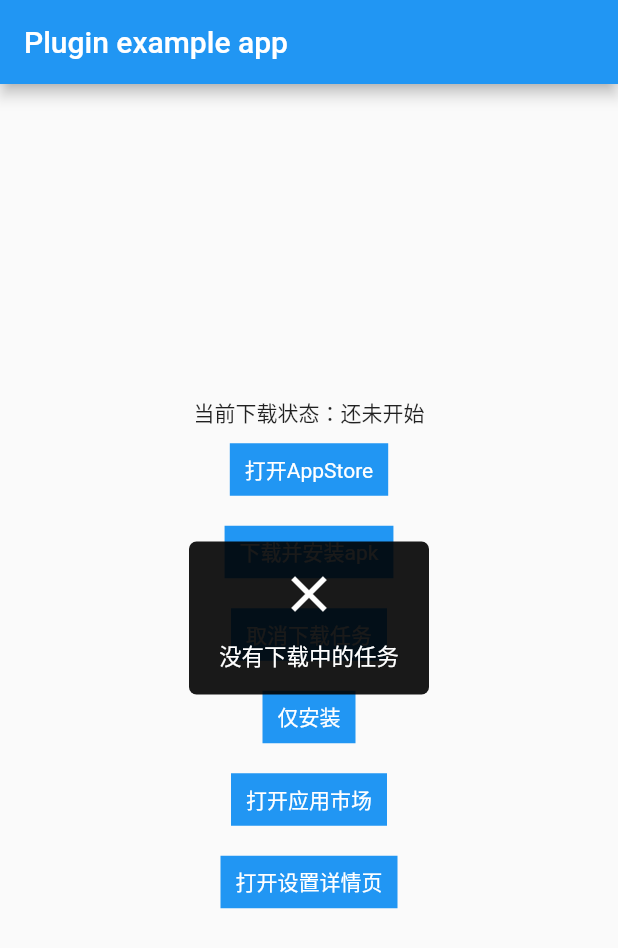
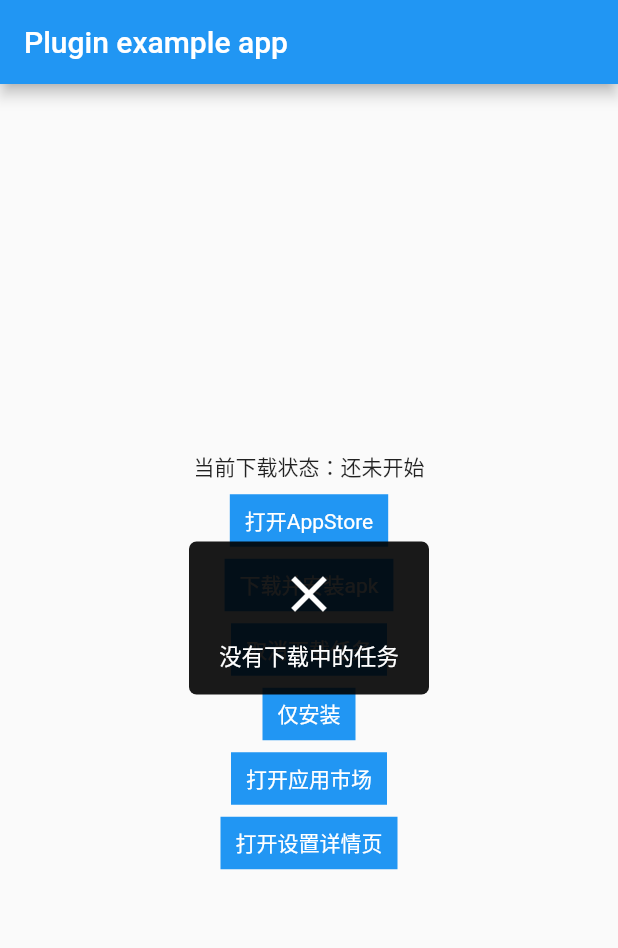
Before and after one commit to gfslx999/easy_app_installer, a Flutter app: the screen it shows after launch, after a tap on "取消下载任务", on a phone screen of 412 x 824 dp. Shown: the top 948 px of the screen. Run offline on Flutter 3.47's test engine with Material 2 defaults, Android fonts, the phone set to English and light mode, and no system bars; our stand-ins replace flutter_easyloading; missing offline and left inert: just_debounce_it.

Commit message:
测试提交

```diff
--- a/example/lib/debounce_button.dart
+++ /dev/null
@@ -1,77 +0,0 @@
-
-import 'package:flutter/material.dart';
-
-/// 用于防止重复点击的按钮
-class DebounceButton extends StatefulWidget {
-  const DebounceButton({
-    Key? key,
-    required this.child,
-    required this.onClickListener,
-    this.intervelMillSeconds = 1000,
-    this.margin,
-  }) : super(key: key);
-
-  /// 子控件，不要在子控件内处理点击事件，请使用 [onClickListener]
-  final Widget child;
-  /// 点击回调
-  final VoidCallback onClickListener;
-  /// 间隔时长，单位：毫秒
-  final int intervelMillSeconds;
-  final EdgeInsetsGeometry? margin;
-
-  @override
-  State<DebounceButton> createState() => _DebounceButtonState();
-}
-
-class _DebounceButtonState extends State<DebounceButton> {
-  // 上次点击生效的时间
-  int _currentLastTakeEffectClickTime = 0;
-
-  @override
-  Widget build(BuildContext context) {
-    return Container(
-      margin: widget.margin ?? const EdgeInsets.symmetric(vertical: 10),
-      child: InkWell(
-        splashFactory: NoSplash.splashFactory,
-        onTap: () {
-          //todo 排查为何两个组件点击会受到影响
-          print("gfs before _currentLastTakeEffectClickTime: $_currentLastTakeEffectClickTime");
-          _currentLastTakeEffectClickTime = preventDoubleClick(
-              widget.onClickListener,
-              intervelMillSeconds: widget.intervelMillSeconds,
-              lastTakeEffectClickTime: _currentLastTakeEffectClickTime
-          );
-          print("gfs after _currentLastTakeEffectClickTime: $_currentLastTakeEffectClickTime");
-        },
-        child: widget.child,
-      ),
-    );
-  }
-}
-
-/// 上次点击生效的时间
-int _lastTakeEffectClickTime = 0;
-
-/// 防止重复点击
-///
-/// [func] 要执行的方法
-/// [intervelMillSeconds] 防止重复点击的间隔
-/// [lastTakeEffectClickTime] 用于自己定义上次点击生效的时间，无需传递此值
-int preventDoubleClick(VoidCallback func,{
-  required int intervelMillSeconds,
-  int? lastTakeEffectClickTime
-}) {
-  final currentTime = DateTime.now().millisecondsSinceEpoch;
-  // 获取上次点击生效的时间
-  int useLastTakeEffectClickTime = lastTakeEffectClickTime ?? _lastTakeEffectClickTime;
-  // 判断当前时间与上次点击时间是否已经大于了指定间隔
-  if (currentTime - useLastTakeEffectClickTime >= intervelMillSeconds) {
-    func();
-    // 更新点击生效时间时间
-    useLastTakeEffectClickTime = currentTime;
-    if (lastTakeEffectClickTime == null) {
-      _lastTakeEffectClickTime = currentTime;
-    }
-  }
-  return useLastTakeEffectClickTime;
-}
--- a/example/lib/main.dart
+++ b/example/lib/main.dart
@@ -1,11 +1,10 @@
-import 'package:easy_app_installer_example/debounce_button.dart';
 import 'package:flutter/material.dart';
 import 'dart:async';
 
 import 'package:flutter/services.dart';
 import 'package:easy_app_installer/easy_app_installer.dart';
-import 'package:flutter_dotenv/flutter_dotenv.dart';
 import 'package:flutter_easyloading/flutter_easyloading.dart';
+import 'package:just_debounce_it/just_debounce_it.dart';
 
 void main() {
   runApp(const MyApp());
@@ -19,8 +18,6 @@ class MyApp extends StatefulWidget {
 }
 
 class _MyAppState extends State<MyApp> {
-  String _platformVersion = 'Unknown';
-
   String _cancelTag = "";
   String _apkFilePath = "";
   String _currentDownloadStateCH = "当前下载状态：还未开始";
@@ -39,12 +36,7 @@ class _MyAppState extends State<MyApp> {
     } on PlatformException {
       platformVersion = 'Failed to get platform version.';
     }
-    if (!mounted) return;
-
-    setState(() {
-      _platformVersion = platformVersion;
-    });
-    await dotenv.load(fileName: "assets/testdata.env");
+    // await dotenv.load(fileName: "assets/testdata.env");
   }
 
   @override
@@ -61,11 +53,11 @@ class _MyAppState extends State<MyApp> {
             children: [
               Text(_currentDownloadStateCH),
               _buildButton("打开AppStore", () async {
-                final appId = dotenv.get("IOS_APP_ID", fallback: "");
+                // final appId = dotenv.get("IOS_APP_ID", fallback: "");
                 final openAppStoreResult =
-                    await EasyAppInstaller.instance.openAppStore(appId);
+                    await EasyAppInstaller.instance.openAppStore("appId");
                 print("gfs openAppStoreResult: $openAppStoreResult");
-              }),
+              }, autoFocus: true),
               _buildButton('下载并安装apk', () {
               }),
               _buildButton('取消下载任务', () {
@@ -83,13 +75,23 @@ class _MyAppState extends State<MyApp> {
               }),
               _buildButton('打开应用市场', () {
                 // EasyAppInstaller.instance.openAppMarket();
+                Debounce.duration(const Duration(seconds: 2), () {
                   EasyLoading.showToast("执行---打开应用市场");
+                  print("执行---打开应用市场");
+                });
               }),
               _buildButton('打开设置详情页', () async {
                 // final openResult =
                 //     await EasyAppInstaller.instance.openAppSettingDetails();
                 // print("gfs openResult: $openResult");
+                // EasyLoading.showToast("执行---打开设置详情页");
+                target () {
                   EasyLoading.showToast("执行---打开设置详情页");
+                  print("执行---打开设置详情页");
+                }
+                print("_lastTarget: $_lastTarget, target: $target, ===: ${_lastTarget == target}");
+                _lastTarget = target;
+                Debounce.duration(const Duration(seconds: 2), target);
               }),
             ],
           ),
@@ -98,10 +100,12 @@ class _MyAppState extends State<MyApp> {
     );
   }
 
+  Function? _lastTarget;
+
   void downloadAndInstalApk() async {
     //fileUrl需替换为指定apk地址
     await EasyAppInstaller.instance.downloadAndInstallApk(
-        fileUrl: dotenv.get("APK_URL", fallback: ""),
+        fileUrl: "dotenv.get("", fallback: "")",
         fileDirectory: "updateApk",
         fileName: "newApk.apk",
         explainContent: "快去开启权限！！！",
@@ -146,15 +150,16 @@ class _MyAppState extends State<MyApp> {
     setState(() {});
   }
 
-  final map = <String, Object?>{
-    "": null,
-  };
-
-  Widget _buildButton(String text, Function function) {
-    return DebounceButton(
-      intervelMillSeconds: 2000,
+  Widget _buildButton(String text, Function function, {
+    bool autoFocus = false,
+  }) {
+    return InkWell(
+      onTap: () {
+        function();
+      },
       child: IntrinsicWidth(
         child: Container(
+          margin: const EdgeInsets.only(top: 8),
           color: Colors.blue,
           child: Center(
             child: Padding(
@@ -167,10 +172,52 @@ class _MyAppState extends State<MyApp> {
           ),
         ),
       ),
-        onClickListener: () {
-          print("gfs onClickListener");
-          function();
-        });
+    );
+    // return UsefulFocusParent(
+    //   onClickListener: () {
+    //     function();
+    //   },
+    //   intervalMillSeconds: 1000,
+    //   autoFocus: autoFocus,
+    //   childBuilder: ((hasFocus) {
+    //     final backgroundColor = hasFocus ? Colors.blue : Colors.pink;
+    //     return IntrinsicWidth(
+    //       child: Container(
+    //         margin: const EdgeInsets.only(top: 8),
+    //         color: backgroundColor,
+    //         child: Center(
+    //           child: Padding(
+    //             padding: const EdgeInsets.symmetric(horizontal: 10, vertical: 7),
+    //             child: Text(
+    //               text,
+    //               style: const TextStyle(color: Colors.white),
+    //             ),
+    //           ),
+    //         ),
+    //       ),
+    //     );
+    //   }),
+    // );
+    // return UsefulFocusParent(
+    //     intervalMillSeconds: 1000,
+    //     autoFocus: autoFocus,
+    //     child: IntrinsicWidth(
+    //       child: Container(
+    //         color: Colors.blue,
+    //         child: Center(
+    //           child: Padding(
+    //             padding: const EdgeInsets.symmetric(horizontal: 10, vertical: 7),
+    //             child: Text(
+    //               text,
+    //               style: const TextStyle(color: Colors.white),
+    //             ),
+    //           ),
+    //         ),
+    //       ),
+    //     ),
+    //     onClickListener: () {
+    //       function();
+    //     });
   }
 
   @override
--- a/example/pubspec.yaml
+++ b/example/pubspec.yaml
@@ -31,6 +31,8 @@ dependencies:
   flutter_easyloading: ^3.0.3
   flutter_dotenv: ^5.0.2
   shared_preferences: ^2.0.7
+  just_debounce_it: ^4.1.0
+
 
 dev_dependencies:
   flutter_test:
```
Also changed, not shown: example/pubspec.lock. Lines whose indentation alone changed are shown as unchanged.
